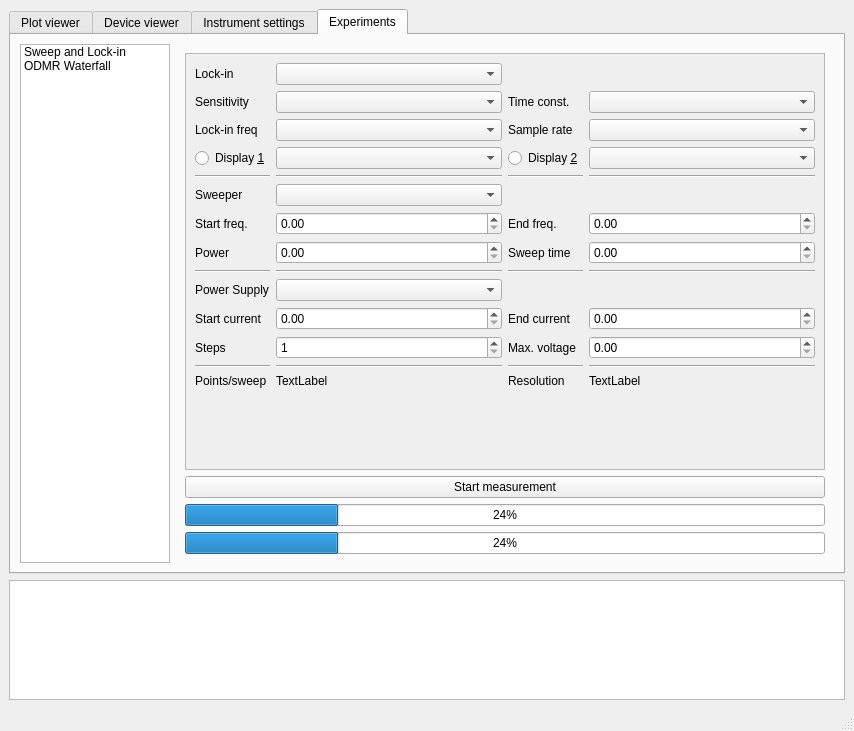
This is UI/mainwindow.ui in bgoblyos/pymeas-ng as Qt 5 draws it before an edit. The edited form follows.
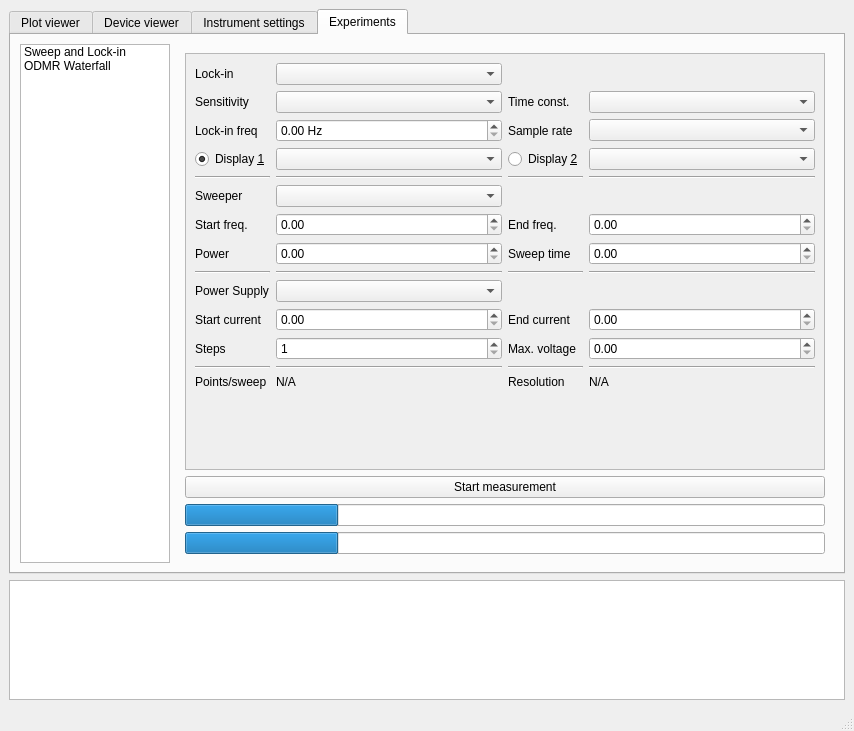
This is the edited form. Custom widgets are drawn as their Qt base class.

Commit message: Label ODMR Waterfall UI elements

Diff of the .ui file:
```diff
--- a/UI/mainwindow.ui
+++ b/UI/mainwindow.ui
@@ -977,7 +977,7 @@
                <property name="geometry">
                 <rect>
                  <x>0</x>
-                 <y>0</y>
+                 <y>-52</y>
                  <width>631</width>
                  <height>476</height>
                 </rect>
@@ -1134,9 +1134,6 @@
                   </property>
                  </widget>
                 </item>
-                <item row="2" column="1">
-                 <widget class="QComboBox" name="comboBox_5"/>
-                </item>
                 <item row="9" column="0">
                  <widget class="QLabel" name="label_40">
                   <property name="text">
@@ -1150,7 +1147,7 @@
                 <item row="13" column="3">
                  <widget class="QLabel" name="label_48">
                   <property name="text">
-                   <string>TextLabel</string>
+                   <string>N/A</string>
                   </property>
                  </widget>
                 </item>
@@ -1180,7 +1177,7 @@
                 <item row="13" column="1">
                  <widget class="QLabel" name="label_47">
                   <property name="text">
-                   <string>TextLabel</string>
+                   <string>N/A</string>
                   </property>
                  </widget>
                 </item>
@@ -1284,6 +1281,9 @@
                   <property name="text">
                    <string>Display &amp;1</string>
                   </property>
+                  <property name="checked">
+                   <bool>true</bool>
+                  </property>
                  </widget>
                 </item>
                 <item row="3" column="2">
@@ -1299,6 +1299,19 @@
                 <item row="3" column="3">
                  <widget class="QComboBox" name="ODMRWaterfallDisplay2"/>
                 </item>
+                <item row="2" column="1">
+                 <widget class="QDoubleSpinBox" name="ODMRWaterfallLockInFreq">
+                  <property name="suffix">
+                   <string> Hz</string>
+                  </property>
+                  <property name="maximum">
+                   <double>10000.000000000000000</double>
+                  </property>
+                  <property name="stepType">
+                   <enum>QAbstractSpinBox::StepType::AdaptiveDecimalStepType</enum>
+                  </property>
+                 </widget>
+                </item>
                </layout>
               </widget>
              </widget>
@@ -1315,6 +1328,18 @@
               <property name="value">
                <number>24</number>
               </property>
+              <property name="textVisible">
+               <bool>false</bool>
+              </property>
+              <property name="invertedAppearance">
+               <bool>false</bool>
+              </property>
+              <property name="textDirection">
+               <enum>QProgressBar::Direction::TopToBottom</enum>
+              </property>
+              <property name="format">
+               <string>Sweep: %p%</string>
+              </property>
              </widget>
             </item>
             <item>
@@ -1322,6 +1347,15 @@
               <property name="value">
                <number>24</number>
               </property>
+              <property name="alignment">
+               <set>Qt::AlignmentFlag::AlignLeading|Qt::AlignmentFlag::AlignLeft|Qt::AlignmentFlag::AlignVCenter</set>
+              </property>
+              <property name="textVisible">
+               <bool>false</bool>
+              </property>
+              <property name="format">
+               <string>%p%</string>
+              </property>
              </widget>
             </item>
            </layout>
```
Left out of the diff: 32 changed lines with no effect on the pictures. The commit also changes 1 other file.
